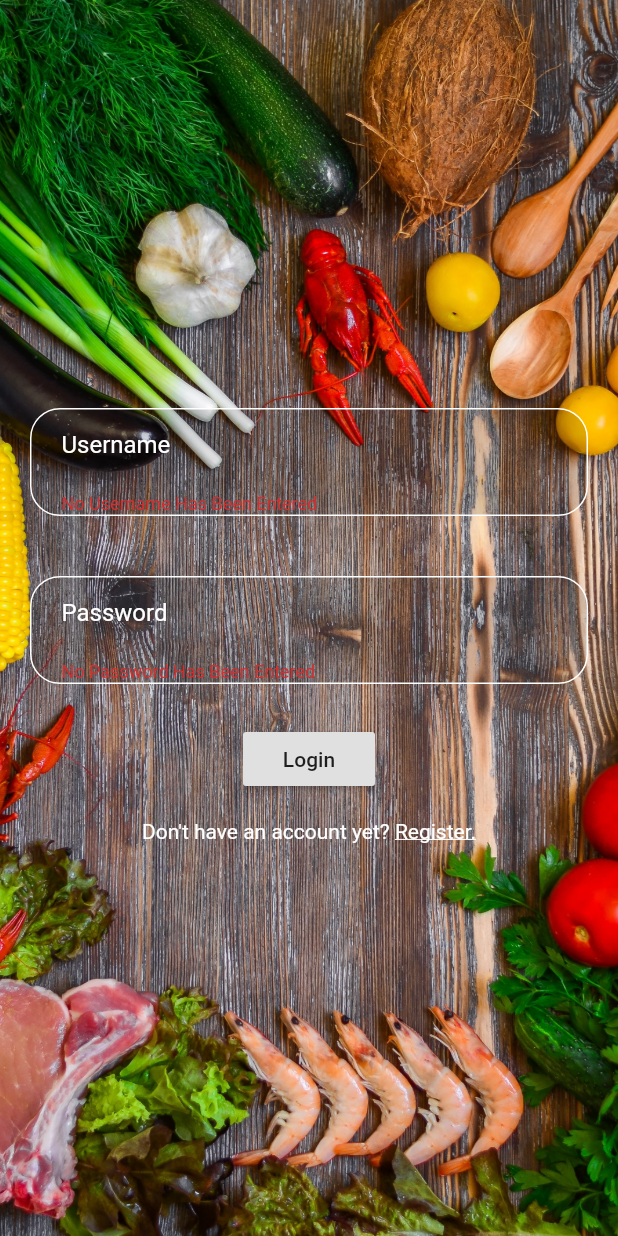
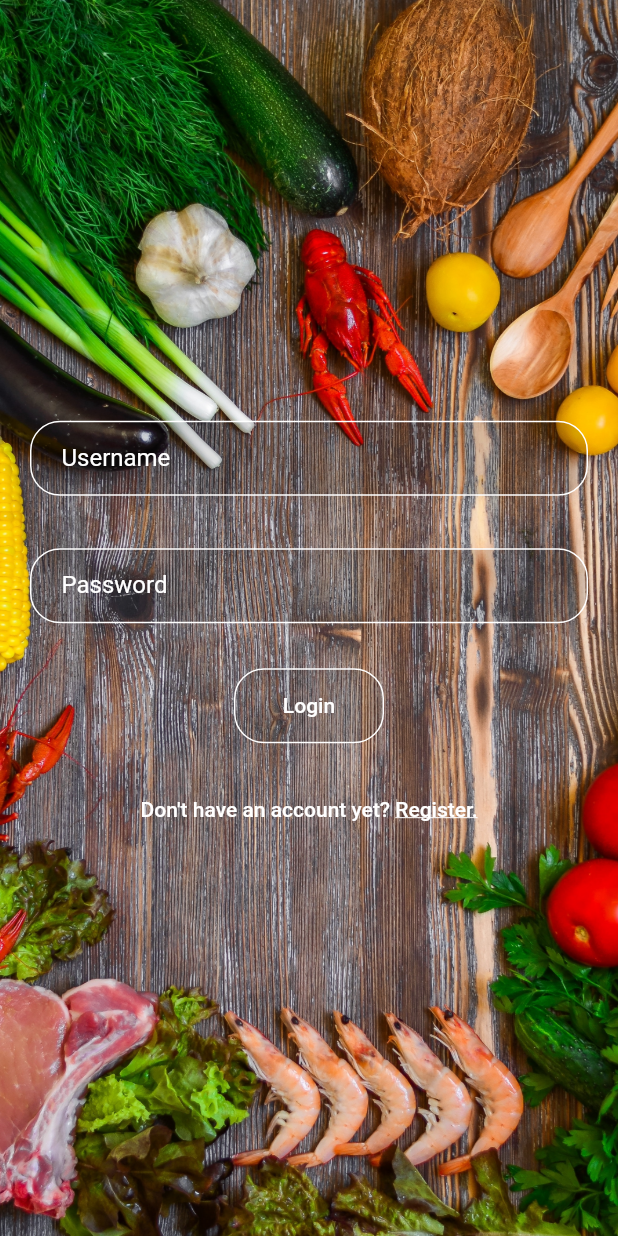
Before and after one commit to risabsank/agroexpress, a Flutter app: the screen it shows after launch, after a tap on "Login", on a phone screen of 412 x 824 dp. Run offline on Flutter 3.47's test engine with Material 2 defaults, Android fonts, the phone set to English and light mode, and no system bars.

Commit message:
Second Page Started

```diff
--- a/lib/login.dart
+++ b/lib/login.dart
@@ -1,3 +1,4 @@
+import 'package:agroexpress/usertype.dart';
 import 'package:flutter/material.dart';
 
 class LoginScreen extends StatefulWidget {
@@ -25,13 +26,16 @@ class _LoginScreenState extends State<LoginScreen> {
             crossAxisAlignment: CrossAxisAlignment.center,
             mainAxisAlignment: MainAxisAlignment.center,
             children: <Widget>[
+              SizedBox(
+                height: 20.0,
+              ),
               Container(
                 decoration: BoxDecoration(
                   border: Border.all(color: Colors.white),
                   color: Colors.black12,
                   borderRadius: BorderRadius.circular(20.0),
                 ),
-                margin: EdgeInsets.fromLTRB(20.0, 10.0, 20.0, 10.0),
+                margin: EdgeInsets.fromLTRB(20.0, 10.0, 20.0, 7.5),
                 child: TextFormField(
                   style: TextStyle(
                     color: Colors.white,
@@ -61,7 +65,7 @@ class _LoginScreenState extends State<LoginScreen> {
                   color: Colors.black12,
                   borderRadius: BorderRadius.circular(20.0),
                 ),
-                margin: EdgeInsets.fromLTRB(20.0, 10.0, 20.0, 10.0),
+                margin: EdgeInsets.fromLTRB(20.0, 7.5, 20.0, 30.0),
                 child: TextFormField(
                   obscureText: true,
                   style: TextStyle(
@@ -83,22 +87,28 @@ class _LoginScreenState extends State<LoginScreen> {
                   },
                 ),
               ),
-              Padding(
-                padding: const EdgeInsets.symmetric(vertical: 16.0),
-                child: RaisedButton(
-                  onPressed: () {
-                    // Validate returns true if the form is valid, or false
-                    // otherwise.
-                    if (_formKey.currentState.validate()) {
-                      // If the form is valid, display a Snackbar.
-                      Scaffold.of(context)
-                          .showSnackBar(SnackBar(content: Text('Processing Data')));
-                    }
-                  },
-                  child: Text('Login'),
+              //TODO: Remember Me Checkbox
+              Container(
+                margin: EdgeInsets.only(bottom: 20.0),
+                padding: const EdgeInsets.symmetric(horizontal: 5.0),
+                decoration: BoxDecoration(
+                  color: Colors.black12,
+                  border: Border.all(color: Colors.white),
+                  borderRadius: BorderRadius.circular(20.0),
+                ),
+                child: FlatButton(
+                  onPressed: () {},
+                  child: Text(
+                    'Login',
+                    style: TextStyle(
+                      color: Colors.white,
+                    ),
+                  ),
                 ),
               ),
               Container(
+                child: FlatButton(
+                  onPressed: () => Navigator.push(context, new MaterialPageRoute(builder: (_) => UserType())),
                   child: Text.rich(
                     TextSpan(
                       text: 'Don\'t have an account yet? ',
@@ -113,7 +123,11 @@ class _LoginScreenState extends State<LoginScreen> {
                         // can add more TextSpans here...
                       ],
                     ),
+                  ),
                 )
+              ),
+              SizedBox(
+                height: 10.0,
               ),
             ],
           ),
```
Also changed, not shown: lib/usertype.dart (added, +22 -0 lines), 1 other file. Lines whose indentation alone changed are shown as unchanged.
